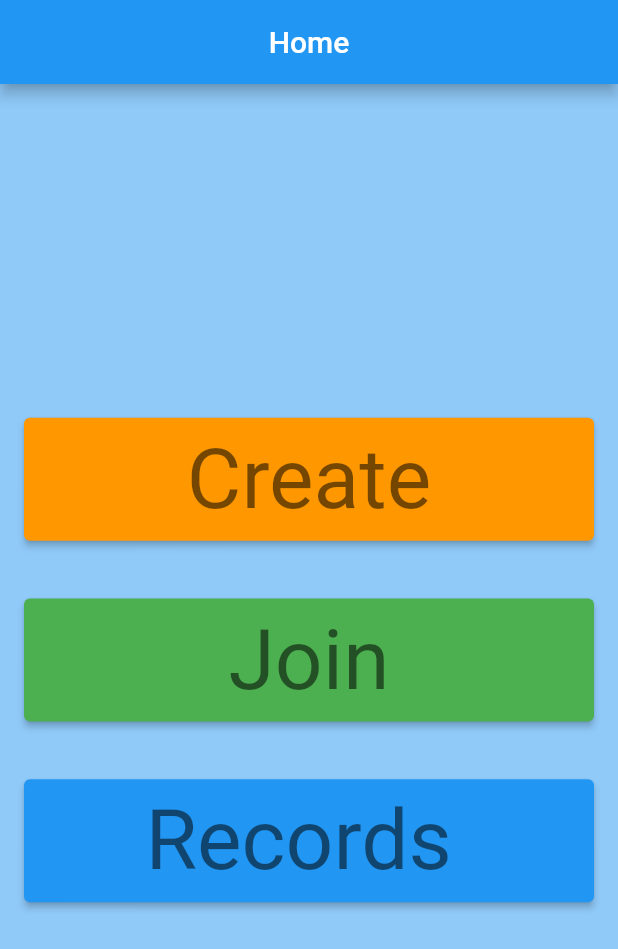
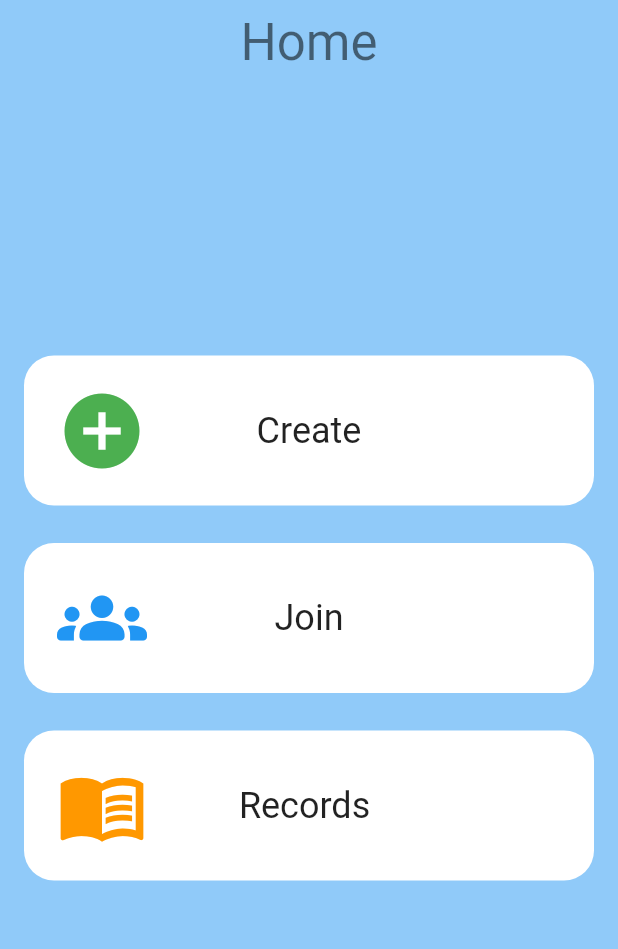
Before and after one commit to pfranz1/swim_timer, a Flutter app: the screen it shows after launch, on a phone screen of 412 x 824 dp. Shown: the top 949 px of the screen. Run offline on Flutter 3.47's test engine with Material 2 defaults, Android fonts, the phone set to English and light mode, and no system bars; our stand-ins replace equatable, firebase_core, firebase_database, flutter_bloc, go_router, page_transition and 2 more; accounts and stored records are empty.

Commit message:
improve home_page

```diff
--- a/lib/pages/home/home_page.dart
+++ b/lib/pages/home/home_page.dart
@@ -9,9 +9,15 @@ class HomePage extends StatelessWidget {
   @override
   Widget build(BuildContext context) {
     return Scaffold(
+      extendBodyBehindAppBar: true,
       appBar: AppBar(
-        title: const Text("Home"),
+        elevation: 0,
+        title: Text(
+          "Home",
+          style: Theme.of(context).textTheme.headline4,
+        ),
         centerTitle: true,
+        backgroundColor: Colors.transparent,
       ),
       backgroundColor: Theme.of(context).colorScheme.background,
       body: Center(
@@ -25,17 +31,32 @@ class HomePage extends StatelessWidget {
               children: [
                 ActionButton(
                   onTap: () => context.go('/create'),
-                  backgroundColor: Colors.orange,
+                  backgroundColor: Colors.green,
+                  icon: Icon(
+                    Icons.add_circle,
+                    size: 60,
+                    color: Colors.green,
+                  ),
                   text: "Create",
                 ),
                 ActionButton(
                   onTap: () => context.go('/join'),
-                  backgroundColor: Colors.green,
+                  backgroundColor: Colors.blue,
+                  icon: Icon(
+                    Icons.groups_rounded,
+                    size: 60,
+                    color: Colors.blue,
+                  ),
                   text: "Join",
                 ),
                 ActionButton(
                   onTap: () => context.go('/records'),
-                  backgroundColor: Colors.blue,
+                  backgroundColor: Colors.orange,
+                  icon: Icon(
+                    Icons.menu_book,
+                    size: 60.0,
+                    color: Colors.orange,
+                  ),
                   text: "Records ",
                 ),
               ],
@@ -52,11 +73,13 @@ class ActionButton extends StatefulWidget {
       {super.key,
       required this.onTap,
       required this.backgroundColor,
-      required this.text});
+      required this.text,
+      required this.icon});
 
   final void Function() onTap;
   final String text;
   final Color backgroundColor;
+  final Widget icon;
 
   @override
   State<ActionButton> createState() => _ActionButtonState();
@@ -67,19 +90,67 @@ class _ActionButtonState extends State<ActionButton> {
 
   @override
   Widget build(BuildContext context) {
-    return ElevatedButton(
-      onPressed: widget.onTap,
+    return Material(
+      color: Colors.white,
+      borderRadius: BorderRadius.all(Radius.circular(20.0)),
+      child: InkWell(
+        borderRadius: BorderRadius.all(Radius.circular(20.0)),
+        splashColor: widget.backgroundColor,
+        radius: 500,
+        onTap: () {
+          setState(() {
+            _isHovered = true;
+          });
+          Future.delayed(Duration(milliseconds: 250))
+              .then((value) => widget.onTap());
+        },
         onHover: (value) => setState(() {
           _isHovered = value;
         }),
-      style: ElevatedButton.styleFrom(backgroundColor: widget.backgroundColor),
+        child: Container(
+          constraints: BoxConstraints(minHeight: 100),
+          decoration: BoxDecoration(
+              borderRadius: BorderRadius.all(Radius.circular(10.0)),
+              border: _isHovered
+                  ? Border.all(
+                      width: 5.0,
+                      color: Theme.of(context)
+                          .colorScheme
+                          .primary
+                          .withOpacity(0.5))
+                  : null),
           child: Padding(
             padding: const EdgeInsets.all(8.0),
-        child: Text(widget.text,
+            child: Center(
+              child: Padding(
+                padding: const EdgeInsets.symmetric(horizontal: 14.0),
+                child: Row(
+                  children: [
+                    Expanded(flex: 1, child: Center(child: widget.icon)),
+                    Expanded(
+                      flex: 4,
+                      child: Center(
+                        child: Text(
+                          widget.text,
                           style: Theme.of(context)
                               .textTheme
-                .displayMedium
-                ?.copyWith(color: _isHovered ? Colors.white : null)),
+                              .headline5
+                              ?.copyWith(
+                                  fontWeight:
+                                      _isHovered ? FontWeight.bold : null),
+                        ),
+                      ),
+                    ),
+                    Expanded(
+                      flex: 1,
+                      child: Container(),
+                    )
+                  ],
+                ),
+              ),
+            ),
+          ),
+        ),
       ),
     );
   }
```
Lines whose indentation alone changed are shown as unchanged.
